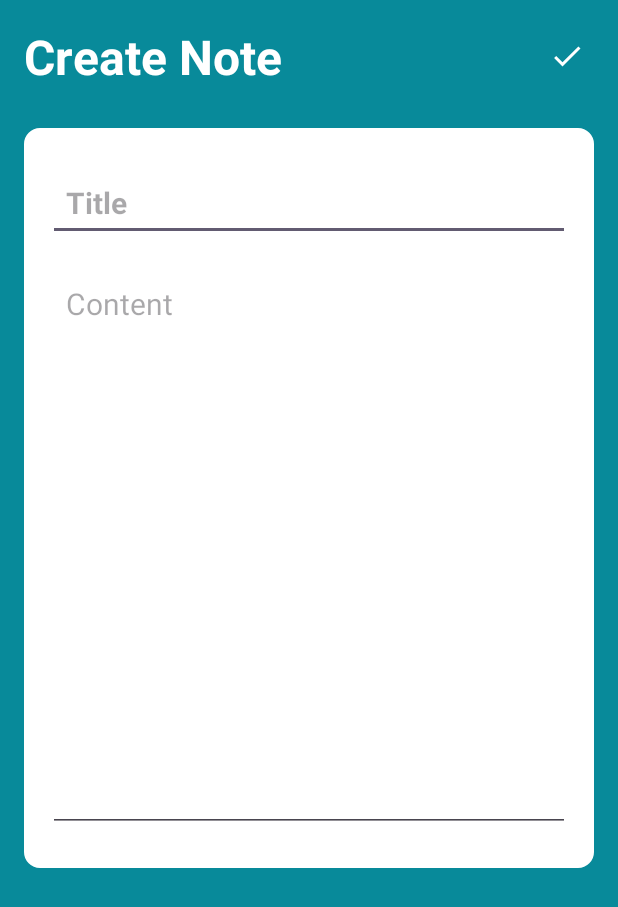
After one commit to Martin12234/Fikt-pmp-note-master-app, an Android app: the NoteDetailsActivity screen opened directly, with no data from a screen before it, on a phone screen of 412 x 824 dp. The commit adds this screen. Shown: the top 907 px of the screen. Run offline under Robolectric (Android 15) with nearby library versions, the phone set to English and light mode, and no system bars; our stand-ins replace Firebase (no records; nobody signed in at launch, a user with empty details on screens opened directly).

Commit message:
Added functionality for creating notes. Create on firebase

```diff
--- a/app/build.gradle
+++ b/app/build.gradle
@@ -35,6 +35,7 @@ dependencies {
     implementation 'com.google.android.material:material:1.5.0'
     implementation 'androidx.constraintlayout:constraintlayout:2.1.3'
     implementation 'com.google.firebase:firebase-auth:21.1.0'
+    implementation 'com.google.firebase:firebase-firestore:24.4.1'
     testImplementation 'junit:junit:4.13.2'
     androidTestImplementation 'androidx.test.ext:junit:1.1.3'
     androidTestImplementation 'androidx.test.espresso:espresso-core:3.4.0'
--- a/app/src/main/AndroidManifest.xml
+++ b/app/src/main/AndroidManifest.xml
@@ -12,6 +12,9 @@
         android:supportsRtl="true"
         android:theme="@style/Theme.NoteMaster"
         tools:targetApi="31">
+        <activity
+            android:name=".NoteDetailsActivity"
+            android:exported="false" />
         <activity
             android:name=".UserLoginActivity"
             android:exported="false" />
--- /dev/null
+++ b/app/src/main/java/com/ml/notemaster/NoteDetailsActivity.java
@@ -0,0 +1,70 @@
+package com.ml.notemaster;
+
+import androidx.annotation.NonNull;
+import androidx.appcompat.app.AppCompatActivity;
+
+import android.os.Bundle;
+import android.widget.EditText;
+import android.widget.ImageButton;
+
+import com.google.android.gms.tasks.OnCompleteListener;
+import com.google.android.gms.tasks.Task;
+import com.google.firebase.Timestamp;
+import com.google.firebase.firestore.DocumentReference;
+
+
+public class NoteDetailsActivity extends AppCompatActivity {
+
+    EditText titleEditTxt, contentEditTxt;
+    ImageButton createNoteBtn;
+
+    @Override
+    protected void onCreate(Bundle savedInstanceState) {
+        super.onCreate(savedInstanceState);
+        setContentView(R.layout.activity_note_details);
+
+        titleEditTxt = findViewById(R.id.notes_title_text);
+        contentEditTxt = findViewById(R.id.notes_content_text);
+        createNoteBtn = findViewById(R.id.create_note_btn);
+
+        createNoteBtn.setOnClickListener(v-> createNote());
+    }
+
+    void createNote() {
+        String noteTitle = titleEditTxt.getText().toString();
+        String noteContent = contentEditTxt.getText().toString();
+
+        if(noteTitle == null || noteTitle.isEmpty()) {
+            titleEditTxt.setError("Title is required");
+            return;
+        }
+
+        Note note = new Note();
+        note.setTitle(noteTitle);
+        note.setContent(noteContent);
+        note.setTimestamp(Timestamp.now());
+
+        createNoteToFireBase(note);
+
+    }
+
+    void createNoteToFireBase(Note note) {
+        DocumentReference documentReference;
+        //create document for our note
+        documentReference = Utility.getCollectionReferenceForNotes().document();
+        documentReference.set(note).addOnCompleteListener(new OnCompleteListener<Void>() {
+            @Override
+            public void onComplete(@NonNull Task<Void> task) {
+                if(task.isSuccessful()) {
+                    //note is created
+                    Utility.showToast(NoteDetailsActivity.this,"Note created successfully");
+                    finish();
+                }
+                else {
+                    //note is not created
+                    Utility.showToast(NoteDetailsActivity.this,"Failed while creating note");
+                }
+            }
+        });
+    }
+}
--- a/app/src/main/java/com/ml/notemaster/SplashActivity.java
+++ b/app/src/main/java/com/ml/notemaster/SplashActivity.java
@@ -23,11 +23,12 @@ public class SplashActivity extends AppCompatActivity {
                 FirebaseUser currentUser = FirebaseAuth.getInstance().getCurrentUser();
                 if(currentUser == null) {
                     startActivity(new Intent(SplashActivity.this, UserLoginActivity.class));
+                    finish();
                 } else {
                     startActivity(new Intent(SplashActivity.this, MainActivity.class));
                 }
 
-                finish();
+
             }
         }, 1000);
     }
--- /dev/null
+++ b/app/src/main/res/drawable/baseline_add_24.xml
@@ -0,0 +1,5 @@
+<vector android:height="24dp" android:tint="#000000"
+    android:viewportHeight="24" android:viewportWidth="24"
+    android:width="24dp" xmlns:android="http://schemas.android.com/apk/res/android">
+    <path android:fillColor="@android:color/white" android:pathData="M19,13h-6v6h-2v-6H5v-2h6V5h2v6h6v2z"/>
+</vector>
--- /dev/null
+++ b/app/src/main/res/drawable/baseline_done_24.xml
@@ -0,0 +1,5 @@
+<vector android:height="24dp" android:tint="#000000"
+    android:viewportHeight="24" android:viewportWidth="24"
+    android:width="24dp" xmlns:android="http://schemas.android.com/apk/res/android">
+    <path android:fillColor="@android:color/white" android:pathData="M9,16.2L4.8,12l-1.4,1.4L9,19 21,7l-1.4,-1.4L9,16.2z"/>
+</vector>
--- /dev/null
+++ b/app/src/main/res/layout/activity_note_details.xml
@@ -0,0 +1,70 @@
+<?xml version="1.0" encoding="utf-8"?>
+<RelativeLayout xmlns:android="http://schemas.android.com/apk/res/android"
+    xmlns:app="http://schemas.android.com/apk/res-auto"
+    xmlns:tools="http://schemas.android.com/tools"
+    android:layout_width="match_parent"
+    android:layout_height="match_parent"
+    android:background="@color/primary"
+    android:padding="16dp"
+    tools:context=".NoteDetailsActivity">
+
+    <RelativeLayout
+        android:layout_width="match_parent"
+        android:layout_height="wrap_content"
+        android:id="@+id/title_bar_layout">
+        <TextView
+            android:layout_width="wrap_content"
+            android:layout_height="wrap_content"
+            android:id="@+id/page_title"
+            android:text="Create Note"
+            android:textSize="32sp"
+            android:textColor="@color/white"
+            android:textStyle="bold"/>
+
+        <ImageButton
+            android:layout_width="36dp"
+            android:layout_height="36dp"
+            android:id="@+id/create_note_btn"
+            android:src="@drawable/baseline_done_24"
+            android:layout_alignParentEnd="true"
+            android:layout_centerVertical="true"
+            app:tint="@color/white"
+            android:background="?attr/selectableItemBackgroundBorderless"/>
+    </RelativeLayout>
+
+    <LinearLayout
+        android:layout_width="match_parent"
+        android:layout_height="wrap_content"
+        android:layout_below="@id/title_bar_layout"
+        android:orientation="vertical"
+        android:padding="16dp"
+        android:layout_marginVertical="26dp"
+        android:backgroundTint="@color/white"
+        android:background="@drawable/rounded_corner">
+
+        <EditText
+            android:layout_width="match_parent"
+            android:layout_height="wrap_content"
+            android:id="@+id/notes_title_text"
+            android:hint="Title"
+            android:textSize="20sp"
+            android:textStyle="bold"
+            android:layout_marginVertical="8dp"
+            android:padding="12dp"
+            android:textColor="@color/black"/>
+
+        <EditText
+            android:layout_width="match_parent"
+            android:layout_height="wrap_content"
+            android:id="@+id/notes_content_text"
+            android:hint="Content"
+            android:minLines="15"
+            android:gravity="top"
+            android:textSize="20sp"
+            android:layout_marginVertical="8dp"
+            android:padding="12dp"
+            android:textColor="@color/black"/>
+
+    </LinearLayout>
+
+</RelativeLayout>
```
Also changed, not shown: app/src/main/java/com/ml/notemaster/MainActivity.java (+9 -0 lines), app/src/main/java/com/ml/notemaster/Note.java (added, +36 -0 lines), app/src/main/java/com/ml/notemaster/Utility.java (+12 -0 lines), app/src/main/res/layout/activity_main.xml (+11 -8 lines).
